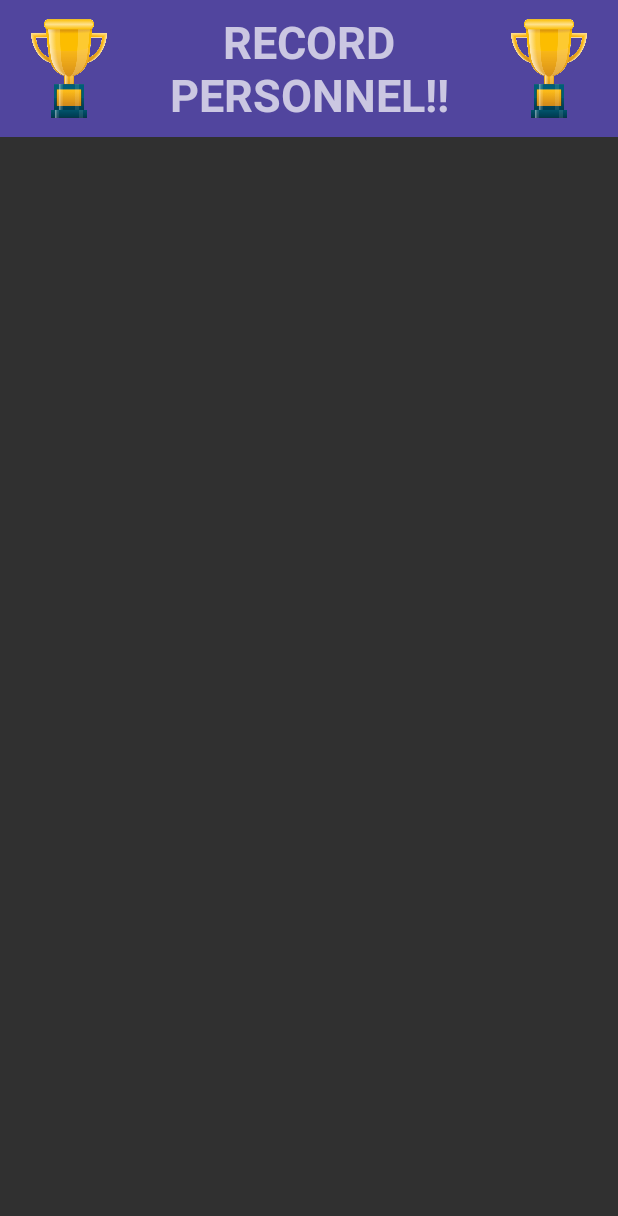
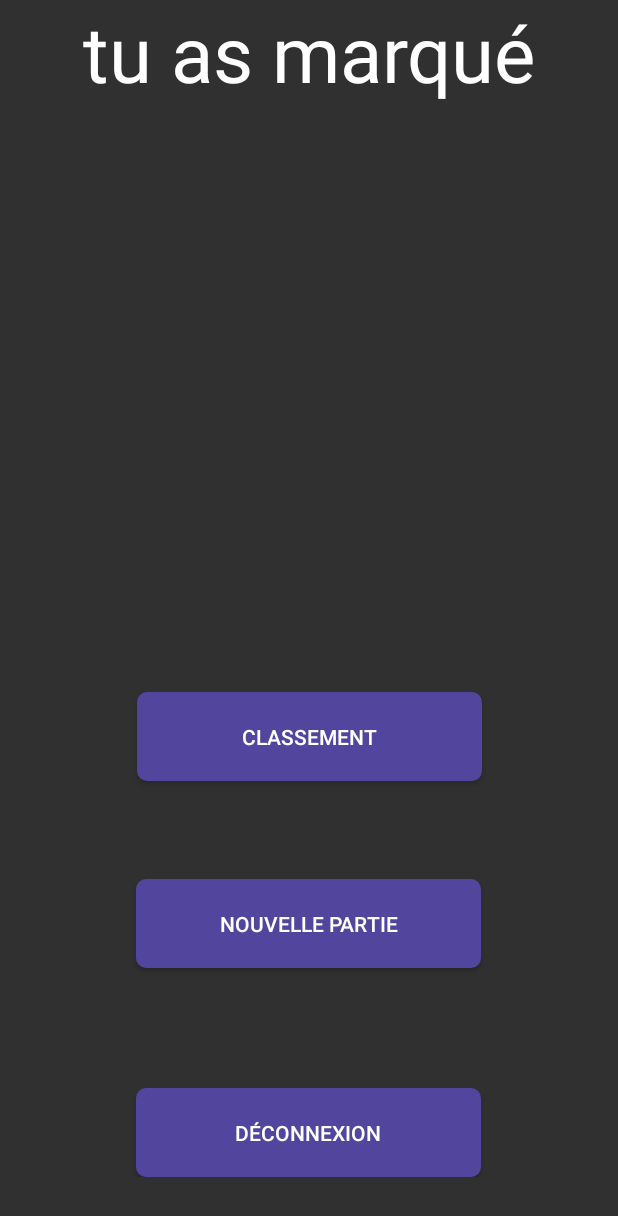
Before and after one commit to Alexisavnl/Blind-Test, an Android app: the WonActivity screen opened directly, with no data from a screen before it, on a phone screen of 412 x 824 dp. Shown: the top 1216 px of the screen. Run offline under Robolectric (Android 15) with nearby library versions, the light colour scheme and no system bars; our stand-ins replace Firebase (no records; nobody signed in at launch, a user with empty details on screens opened directly), sdp/ssp sizes; network calls fail; 2 statements that could not run were skipped.

Commit message:
90% fonctionnel

```diff
--- a/app/src/main/java/com/example/quizmusic/RegisterActivity.java
+++ b/app/src/main/java/com/example/quizmusic/RegisterActivity.java
@@ -20,6 +20,9 @@ public class RegisterActivity extends AppCompatActivity {
 
     TextInputEditText etRegEmail;
     TextInputEditText etRegPassword;
+
+
+
     TextView tvLoginHere;
     Button btnRegister;
 
@@ -40,7 +43,6 @@ public class RegisterActivity extends AppCompatActivity {
         btnRegister.setOnClickListener(view ->{
             createUser();
         });
-
         tvLoginHere.setOnClickListener(view ->{
             startActivity(new Intent(RegisterActivity.this, LoginActivity.class));
         });
@@ -56,7 +58,7 @@ public class RegisterActivity extends AppCompatActivity {
         }else if (TextUtils.isEmpty(password)){
             etRegPassword.setError("Password cannot be empty");
             etRegPassword.requestFocus();
-        }else{
+        } else{
             mAuth.createUserWithEmailAndPassword(email,password).addOnCompleteListener(new OnCompleteListener<AuthResult>() {
                 @Override
                 public void onComplete(@NonNull Task<AuthResult> task) {
--- a/app/src/main/java/com/example/quizmusic/WonActivity.java
+++ b/app/src/main/java/com/example/quizmusic/WonActivity.java
@@ -3,32 +3,48 @@ package com.example.quizmusic;
 import androidx.annotation.NonNull;
 import androidx.appcompat.app.AppCompatActivity;
 
+import android.content.Intent;
 import android.os.Bundle;
 import android.util.Log;
+import android.view.View;
+import android.widget.Button;
+import android.widget.TextView;
 
 import com.google.android.gms.tasks.OnCompleteListener;
-import com.google.android.gms.tasks.OnFailureListener;
-import com.google.android.gms.tasks.OnSuccessListener;
 import com.google.android.gms.tasks.Task;
-import com.google.firebase.firestore.CollectionReference;
+import com.google.firebase.auth.FirebaseAuth;
 import com.google.firebase.firestore.DocumentReference;
 import com.google.firebase.firestore.DocumentSnapshot;
 import com.google.firebase.firestore.FirebaseFirestore;
 import com.google.firebase.firestore.QueryDocumentSnapshot;
 import com.google.firebase.firestore.QuerySnapshot;
 
+import java.util.ArrayList;
+import java.util.HashMap;
+import java.util.Map;
+
 public class WonActivity extends AppCompatActivity {
 
     private FirebaseFirestore db;
     private Score score;
     private String collectionName;
-    private static final String TAG = "WonActivity";
+    private TextView summary;
+    private Button signOut, newParty, rank;
+    private HashMap<String, Map<String, Object>> hashMap;
+    private ArrayList<Score> scores;
     @Override
     protected void onCreate(Bundle savedInstanceState) {
         super.onCreate(savedInstanceState);
         setContentView(R.layout.activity_won);
 
         db = FirebaseFirestore.getInstance();
+        signOut = findViewById(R.id.btnDisconnect);
+        newParty = findViewById(R.id.btnNewParty);
+        rank=findViewById(R.id.btnRank);
+        summary = findViewById(R.id.summary);
+
+        hashMap= new HashMap<String, java.util.Map<String, Object>>();
+        scores= new ArrayList<>();
 
         if (getIntent().hasExtra("collectionName")){
             collectionName = (String) getIntent().getSerializableExtra("collectionName");
@@ -37,29 +53,38 @@ public class WonActivity extends AppCompatActivity {
             score = (Score) getIntent().getSerializableExtra("score");
         }
 
+        summary.setText("Bravo tu as marqué "+score.getCorrectCount()+ " en seulement "+score.getDuration()+" secondes");
         addDataToFirestore(collectionName, score);
-        getRanking();
+
+        signOut.setOnClickListener(new View.OnClickListener() {
+            @Override
+            public void onClick(View v) {
+                FirebaseAuth.getInstance().signOut();
+                finish();
+                startActivity(new Intent(WonActivity.this, LoginActivity.class));
+            }
+        });
+
+        newParty.setOnClickListener(new View.OnClickListener() {
+            @Override
+            public void onClick(View v) {
+                startActivity(new Intent(WonActivity.this, Searchactivity.class));
+            }
+        });
+
+        rank.setOnClickListener(new View.OnClickListener() {
+            @Override
+            public void onClick(View v) {
+                Intent intent = new Intent(WonActivity.this, RankingActivity.class);
+                intent.putExtra("collectionName", collectionName);
+                startActivity(intent);
+            }
+        });
+
     }
 
     private void addDataToFirestore(String collectionName, Score score){
         db.collection(collectionName).document(score.getPseudo()).set(score);
     }
 
-    private void getRanking(){
-        db.collection(collectionName)
-                .get()
-                .addOnCompleteListener(new OnCompleteListener<QuerySnapshot>() {
-                    @Override
-                    public void onComplete(@NonNull Task<QuerySnapshot> task) {
-                        if (task.isSuccessful()) {
-                            for (QueryDocumentSnapshot document : task.getResult()) {
-                                Log.d(TAG, document.getId() + " => " + document.getData());
-                            }
-                        } else {
-                            Log.d(TAG, "Error getting documents: ", task.getException());
-                        }
-                    }
-                });
-
-    }
 }
--- a/app/src/main/res/layout/activity_search.xml
+++ b/app/src/main/res/layout/activity_search.xml
@@ -55,7 +55,7 @@
             android:layout_height="wrap_content"
             android:paddingHorizontal="50dp"
             android:paddingVertical="20dp"
-            android:text="Généré la session"
+            android:text="Générer la session"
             android:layout_marginBottom="@dimen/_5sdp"
             android:visibility="gone"/>
     </LinearLayout>
--- a/app/src/main/res/layout/activity_won.xml
+++ b/app/src/main/res/layout/activity_won.xml
@@ -1,41 +1,75 @@
 <?xml version="1.0" encoding="utf-8"?>
-<RelativeLayout xmlns:android="http://schemas.android.com/apk/res/android"
+<androidx.constraintlayout.widget.ConstraintLayout xmlns:android="http://schemas.android.com/apk/res/android"
     xmlns:app="http://schemas.android.com/apk/res-auto"
     xmlns:tools="http://schemas.android.com/tools"
     android:layout_width="match_parent"
     android:layout_height="match_parent"
+    android:orientation="vertical"
     tools:context=".WonActivity">
 
 
+    <TextView
+        android:id="@+id/summary"
+        android:layout_width="match_parent"
+        android:layout_height="wrap_content"
+        android:gravity="center"
+        android:text="tu as marqué"
+        android:textColor="@color/white"
+        android:textSize="@dimen/_40sdp"
+        app:layout_constraintEnd_toEndOf="parent"
+        app:layout_constraintStart_toStartOf="parent"
+        app:layout_constraintTop_toTopOf="parent" />
+
+
+    <Button
+        android:id="@+id/btnRank"
+        android:layout_width="230dp"
+        android:layout_height="wrap_content"
+        android:layout_centerHorizontal="true"
+        android:background="@drawable/ic_btn"
+        android:paddingHorizontal="50dp"
+        android:paddingVertical="20dp"
+        android:text="Classement"
+        android:layout_marginBottom="@dimen/_50sdp"
+        app:layout_constraintBottom_toTopOf="@+id/rl"
+        app:layout_constraintEnd_toEndOf="parent"
+        app:layout_constraintStart_toStartOf="parent" />
+
     <RelativeLayout
+        android:id="@+id/rl"
         android:layout_width="match_parent"
-        android:layout_height="@dimen/_70sdp"
-        android:background="@color/background_color">
-        <ImageView
-            android:layout_width="@dimen/_50sdp"
-            android:layout_height="@dimen/_60sdp"
-            android:background="@drawable/trophy"
-            android:layout_centerVertical="true"
-            android:layout_marginLeft="@dimen/_10sdp"
-            android:layout_alignParentLeft="true"/>
+        android:layout_height="wrap_content"
+        android:layout_alignParentTop="true"
+        app:layout_constraintBottom_toBottomOf="parent"
+        app:layout_constraintEnd_toEndOf="parent"
+        app:layout_constraintStart_toStartOf="parent"
+        android:layout_marginBottom="@dimen/_30sdp">
 
-        <TextView
-            android:layout_width="match_parent"
-            android:layout_height="match_parent"
-            android:layout_marginStart="@dimen/_50sdp"
-            android:layout_marginEnd="@dimen/_50sdp"
-            android:text="RECORD PERSONNEL!!"
-            android:gravity="center"
-            android:textSize="30dp"
-            android:textStyle="bold"/>
 
-        <ImageView
-            android:layout_width="@dimen/_50sdp"
-            android:layout_height="@dimen/_60sdp"
-            android:background="@drawable/trophy"
-            android:layout_centerVertical="true"
-            android:layout_marginRight="@dimen/_10sdp"
-            android:layout_alignParentRight="true"/>
+
+        <Button
+            android:id="@+id/btnNewParty"
+            android:layout_width="230dp"
+            android:layout_height="wrap_content"
+            android:layout_centerHorizontal="true"
+            android:background="@drawable/ic_btn"
+            android:paddingHorizontal="50dp"
+            android:paddingVertical="20dp"
+            android:text="Nouvelle partie" />
+        <Button
+            android:id="@+id/btnDisconnect"
+            android:layout_width="230dp"
+            android:layout_height="wrap_content"
+            android:layout_below="@+id/btnNewParty"
+            android:layout_centerHorizontal="true"
+            android:layout_marginTop="80dp"
+            android:background="@drawable/ic_btn"
+            android:paddingHorizontal="50dp"
+            android:paddingVertical="20dp"
+            android:text="Déconnexion" />
+
 
     </RelativeLayout>
-</RelativeLayout>
+
+
+</androidx.constraintlayout.widget.ConstraintLayout>
```
Also changed, not shown: app/src/main/AndroidManifest.xml (+5 -2 lines), app/src/main/java/com/example/quizmusic/PlayGameActivity.java (+31 -5 lines), app/src/main/java/com/example/quizmusic/RankingActivity.java (added, +72 -0 lines), app/src/main/java/com/example/quizmusic/RankingListAdapter.java (added, +81 -0 lines), app/src/main/java/com/example/quizmusic/Score.java (+15 -1 lines), app/src/main/java/com/example/quizmusic/Searchactivity.java (+1 -10 lines), app/src/main/res/layout/activity_ranking.xml (added, +34 -0 lines), app/src/main/res/layout/list_item.xml (+12 -1 lines).
